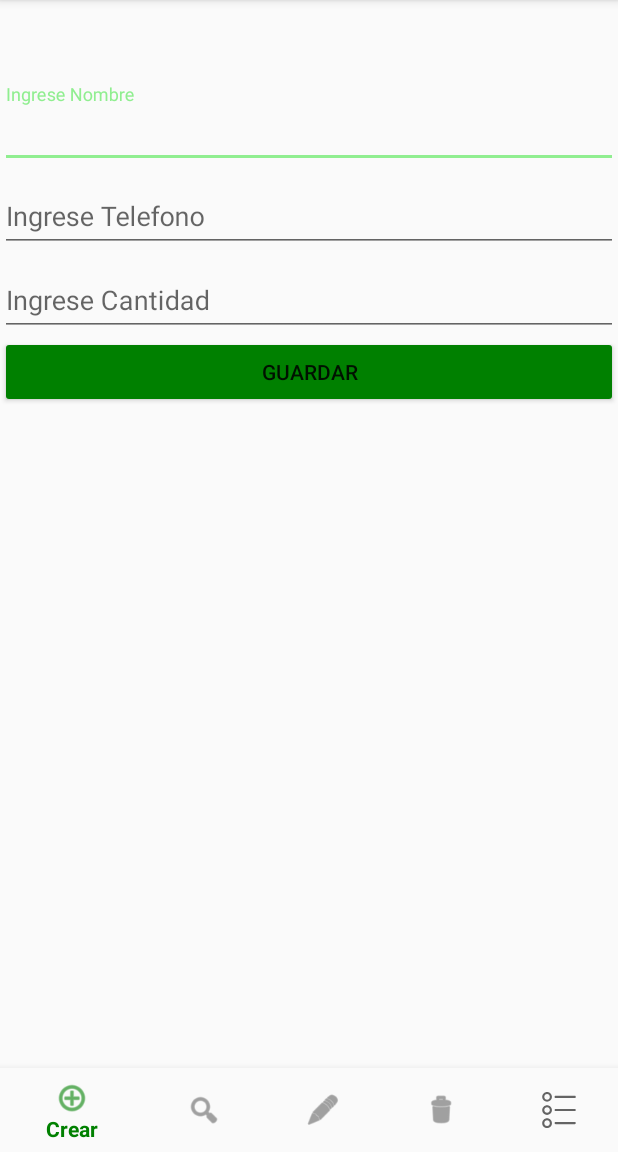
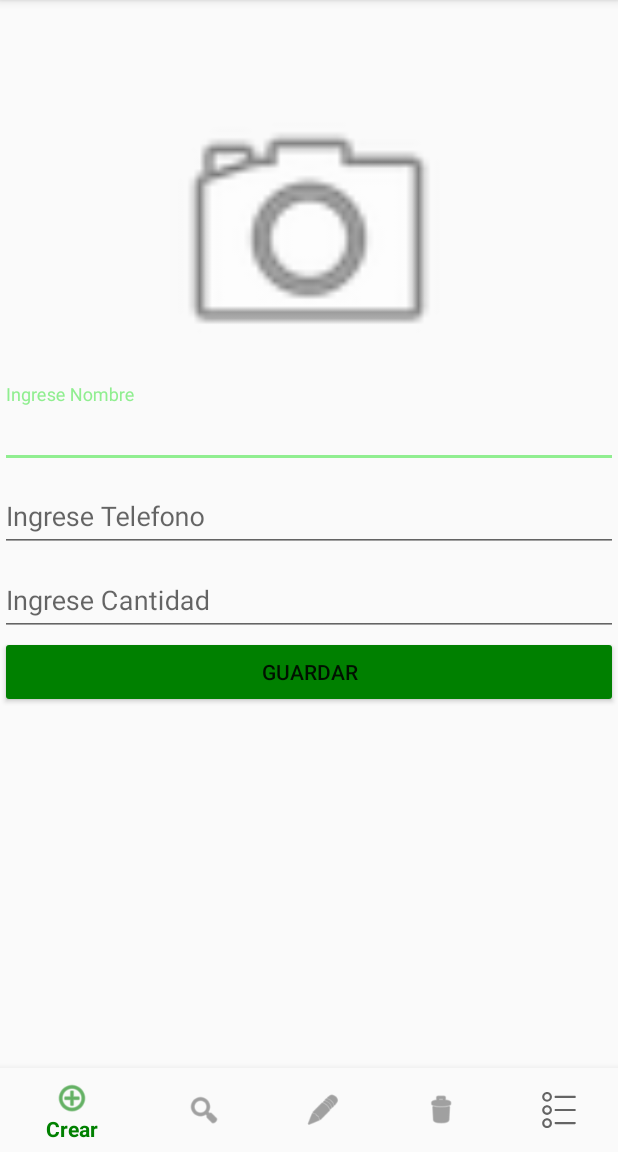
Before and after one commit to Gomez-Oscar/practica5, an Android app: the screen it shows after launch once a user with an empty profile is signed in (MainActivity), on a phone screen of 412 x 824 dp, the part 84-1236 px from its top. Run offline under Robolectric (Android 15) with nearby library versions, the phone set to English and light mode, and no system bars; our stand-ins replace Firebase (no records; nobody signed in at launch, a user with empty details on screens opened directly), navigation-ui.

Commit message:
subir imagenes a Firebase Storage

```diff
--- a/app/build.gradle
+++ b/app/build.gradle
@@ -40,6 +40,7 @@ dependencies {
     implementation "androidx.room:room-ktx:$room_version"
     implementation 'com.google.firebase:firebase-auth:19.3.2'
     implementation 'com.google.firebase:firebase-database:19.3.1'
+    implementation 'com.google.firebase:firebase-storage:19.1.1'
     kapt "androidx.room:room-compiler:$room_version"
 
     debugImplementation 'com.amitshekhar.android:debug-db:1.0.6'
--- a/app/src/main/AndroidManifest.xml
+++ b/app/src/main/AndroidManifest.xml
@@ -1,6 +1,10 @@
 <?xml version="1.0" encoding="utf-8"?>
 <manifest xmlns:android="http://schemas.android.com/apk/res/android"
     package="com.example.room2">
+
+    <!-- con esto se da el permiso para abrir la camara -->
+    <uses-feature android:name="android.hardware.camera2"
+        android:required = "true"/>
 
     <application
         android:name=".ROOM2"
--- a/app/src/main/java/com/example/room2/LoginActivity.kt
+++ b/app/src/main/java/com/example/room2/LoginActivity.kt
@@ -47,12 +47,11 @@ class LoginActivity : AppCompatActivity() {
                 } else {
                     showMessage("Authentication failed.")
                     Log.w("TAG", "signInWithEmail:failure", task.exception)
-
                 }
             }
     }
 
-    //single responsability = cada función debe tener una sola responsabilidad
+    //single responsability => cada función debe tener una sola responsabilidad
     private fun showMessage(msg: String) {
         Toast.makeText(this, msg, Toast.LENGTH_SHORT).show()
     }
--- a/app/src/main/java/com/example/room2/MainActivity.kt
+++ b/app/src/main/java/com/example/room2/MainActivity.kt
@@ -1,12 +1,12 @@
 package com.example.room2
 
 import android.os.Bundle
-import com.google.android.material.bottomnavigation.BottomNavigationView
 import androidx.appcompat.app.AppCompatActivity
 import androidx.navigation.findNavController
 import androidx.navigation.ui.AppBarConfiguration
 import androidx.navigation.ui.setupActionBarWithNavController
 import androidx.navigation.ui.setupWithNavController
+import com.google.android.material.bottomnavigation.BottomNavigationView
 
 class MainActivity : AppCompatActivity() {
 
@@ -16,10 +16,15 @@ class MainActivity : AppCompatActivity() {
         val navView: BottomNavigationView = findViewById(R.id.nav_view)
 
         val navController = findNavController(R.id.nav_host_fragment)
-        // Passing each menu ID as a set of Ids because each
-        // menu should be considered as top level destinations.
-        val appBarConfiguration = AppBarConfiguration(setOf(
-                R.id.navigation_create, R.id.navigation_read, R.id.navigation_update, R.id.navigation_delete, R.id.navigation_list))
+        val appBarConfiguration = AppBarConfiguration(
+            setOf(
+                R.id.navigation_create,
+                R.id.navigation_read,
+                R.id.navigation_update,
+                R.id.navigation_delete,
+                R.id.navigation_list
+            )
+        )
         setupActionBarWithNavController(navController, appBarConfiguration)
         navView.setupWithNavController(navController)
     }
--- a/app/src/main/java/com/example/room2/RegistroActivity.kt
+++ b/app/src/main/java/com/example/room2/RegistroActivity.kt
@@ -5,7 +5,6 @@ import android.widget.Toast
 import androidx.appcompat.app.AppCompatActivity
 import com.google.firebase.auth.FirebaseAuth
 import kotlinx.android.synthetic.main.activity_registro.*
-
 
 class RegistroActivity : AppCompatActivity() {
     override fun onCreate(savedInstanceState: Bundle?) {
@@ -35,14 +34,11 @@ class RegistroActivity : AppCompatActivity() {
                             Toast.LENGTH_SHORT
                         ).show()
                     }
-
                 }
-
         }
-
     }
 
     private fun crearUsuarioEnBaseDeDatos() {
-        TODO("Not yet implemented")
+
     }
 }
--- a/app/src/main/java/com/example/room2/SplashActivity.kt
+++ b/app/src/main/java/com/example/room2/SplashActivity.kt
@@ -17,12 +17,11 @@ class SplashActivity : AppCompatActivity() {
         val timer = Timer()
         timer.schedule(timerTask {
             goToLoginActivity()
-        }, 2000)
+        }, 1000)
     }
 
     private fun goToLoginActivity() {
-        val intent = Intent(this, LoginActivity::class.java)
-        startActivity(intent)
+        startActivity(Intent(this, LoginActivity::class.java))
         finish()
     }
 }
--- a/app/src/main/java/com/example/room2/model/remote/DeudorRemote.kt
+++ b/app/src/main/java/com/example/room2/model/remote/DeudorRemote.kt
@@ -7,5 +7,6 @@ class DeudorRemote (
     val id: String? = "",
     val nombre: String= "",
     val telefono: String= "",
-    val cantidad: Long= 0
+    val cantidad: Long= 0,
+    val urlPhoto: String = ""
 )
--- a/app/src/main/res/layout/fragment_create.xml
+++ b/app/src/main/res/layout/fragment_create.xml
@@ -6,6 +6,14 @@
     android:layout_height="match_parent"
     android:orientation="vertical"
     tools:context=".ui.create.CreateFragment">
+
+    <ImageView
+        android:id="@+id/iv_foto"
+        android:layout_width="200dp"
+        android:layout_height="200dp"
+        android:layout_gravity="center"
+        android:src="@android:drawable/ic_menu_camera"
+        android:contentDescription="@string/todo" />
 
     <com.google.android.material.textfield.TextInputLayout
         android:layout_width="match_parent"
--- a/app/src/main/res/values/strings.xml
+++ b/app/src/main/res/values/strings.xml
@@ -22,8 +22,6 @@
     <string name="nombre_list">NOMBRE</string>
     <string name="deuda_list">DEUDA</string>
 
-    <string name="todo">TODO</string>
-
     <string name="correo">Correo electrónico:</string>
     <string name="contrasena_login">Contraseña:</string>
     <string name="titulo_login">INICIA SESIÓN A TU CUENTA</string>
@@ -35,6 +33,7 @@
     <string name="contrasena">Contraseña: Mínimo 6 dígtos</string>
     <string name="contrasenax2">Repetir Contraseña:</string>
     <string name="registrar">Registrar</string>
+    <string name="todo">TODO</string>
 
 
 </resources>
```
Also changed, not shown: app/src/main/java/com/example/room2/ui/create/CreateFragment.kt (+72 -18 lines), app/src/main/java/com/example/room2/ui/read/ReadFragment.kt (+7 -13 lines), app/src/main/java/com/example/room2/ui/update/UpdateFragment.kt (+19 -27 lines).
